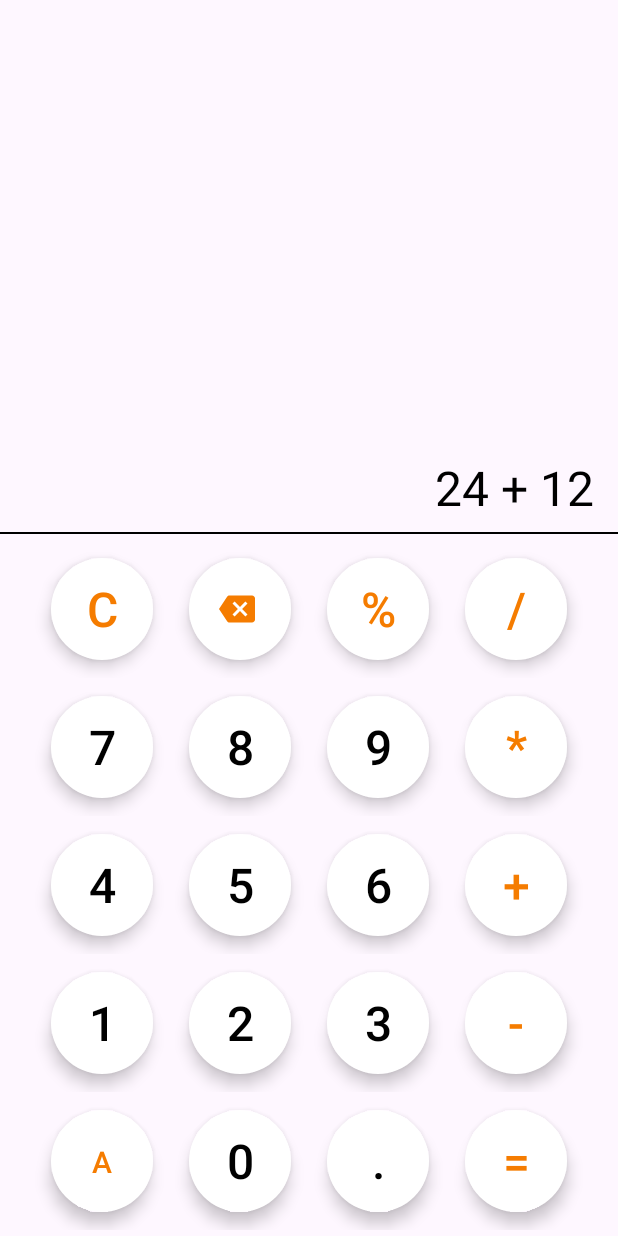
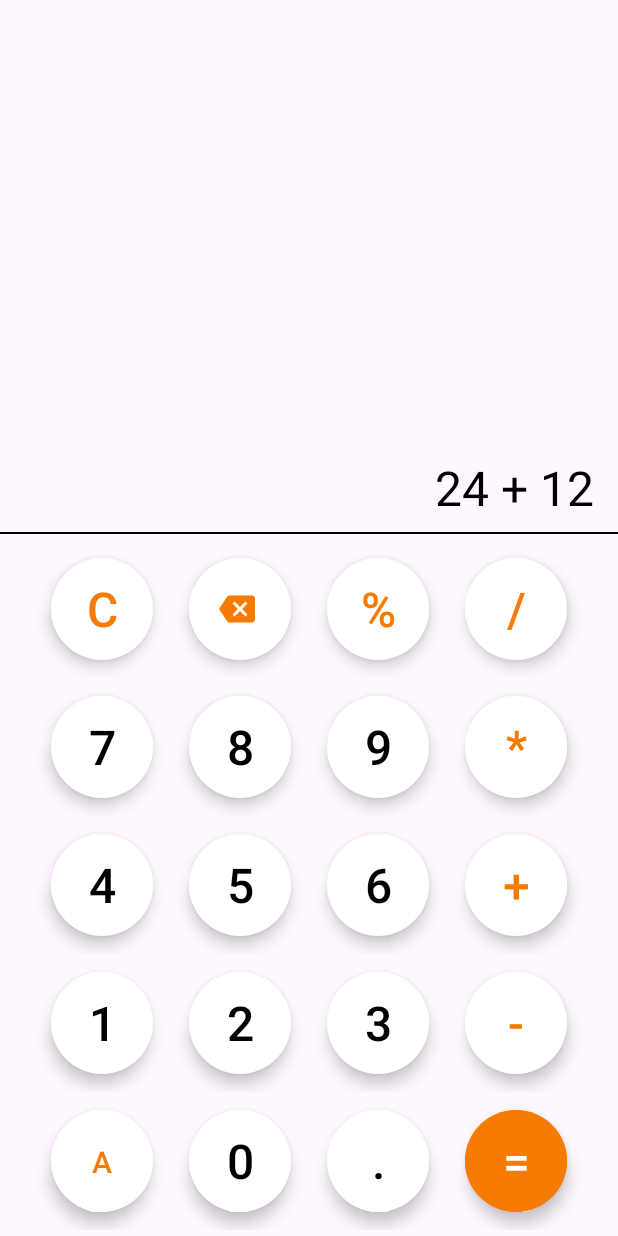
Before and after one commit to dev-satyamthakur/Basic-Calculator, an Android app: the layout activity_main.xml on its own in the app's theme, with its tools: preview values and no code run, on a phone screen of 412 x 824 dp. Run offline under Robolectric (Android 15) with nearby library versions, the phone set to English and light mode, and no system bars.

Commit message:
Customizing equal button

```diff
--- a/app/src/main/res/layout/activity_main.xml
+++ b/app/src/main/res/layout/activity_main.xml
@@ -210,6 +210,8 @@
             <com.google.android.material.button.MaterialButton
                 style="@style/OperatorButton"
                 android:id="@+id/btn_equal"
+                android:textColor="@color/white"
+                android:backgroundTint="@color/orange"
                 android:text="=" />
 
         </LinearLayout>
```
